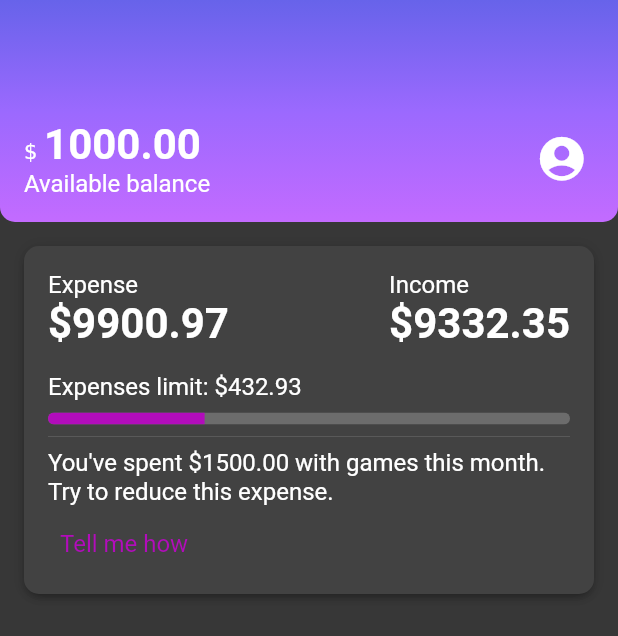
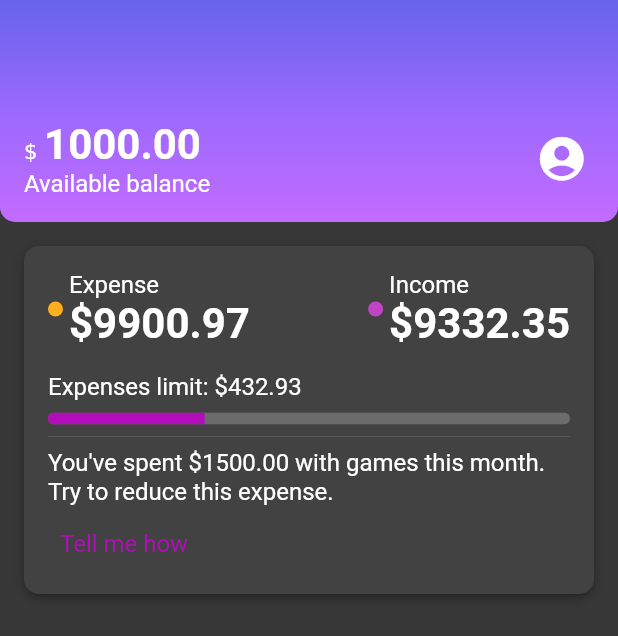
Before and after one commit to yukasolano/alurabank, a Flutter app: the screen it shows after launch, on a phone screen of 412 x 824 dp. Shown: the top 636 px of the screen. Run offline on Flutter 3.47's test engine with Material 2 defaults, Android fonts, the phone set to English and light mode, and no system bars.

Commit message:
Create ColorDot

```diff
--- /dev/null
+++ b/lib/components/color_dot.dart
@@ -0,0 +1,20 @@
+import 'package:flutter/material.dart';
+
+class ColorDot extends StatelessWidget {
+  final Color color;
+
+  const ColorDot({Key? key, required this.color}) : super(key: key);
+
+  @override
+  Widget build(BuildContext context) {
+    return Padding(
+      padding: const EdgeInsets.only(right: 4.0),
+      child: Container(
+        decoration: BoxDecoration(
+            borderRadius: BorderRadius.circular(10), color: color),
+        width: 10,
+        height: 10,
+      ),
+    );
+  }
+}
--- a/lib/components/recent_activities.dart
+++ b/lib/components/recent_activities.dart
@@ -1,4 +1,5 @@
 import 'package:alurabank/components/box_card.dart';
+import 'package:alurabank/components/color_dot.dart';
 import 'package:alurabank/themes/theme_colors.dart';
 import 'package:flutter/material.dart';
 
@@ -55,9 +56,14 @@ class InOutItem extends StatelessWidget {
 
   @override
   Widget build(BuildContext context) {
-    return Column(
-      crossAxisAlignment: CrossAxisAlignment.start,
-      children: [Text(title), Text(value, style: Theme.of(context).textTheme.bodyLarge,)],
+    return Row(
+      children: [
+        ColorDot(color: color!),
+        Column(
+          crossAxisAlignment: CrossAxisAlignment.start,
+          children: [Text(title), Text(value, style: Theme.of(context).textTheme.bodyLarge,)],
+        ),
+      ],
     );
   }
 }
```
